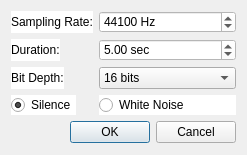
The window that Graphic_Interface/UI_Files/new_file_dialog.ui (ECMora/SoundLab) describes before a commit, drawn with Qt 5.
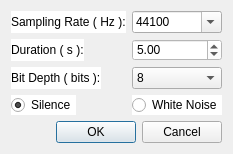
The same window after the commit.

The edit to the form file:
```diff
--- a/Graphic_Interface/UI_Files/new_file_dialog.ui
+++ b/Graphic_Interface/UI_Files/new_file_dialog.ui
@@ -6,50 +6,106 @@
    <rect>
     <x>0</x>
     <y>0</y>
-    <width>247</width>
-    <height>155</height>
+    <width>205</width>
+    <height>142</height>
    </rect>
   </property>
   <property name="windowTitle">
    <string>New</string>
   </property>
   <layout class="QFormLayout" name="formLayout">
-   <item row="1" column="1">
-    <widget class="QSpinBox" name="sbxSamplingRate">
+   <item row="0" column="0">
+    <widget class="QLabel" name="label">
      <property name="styleSheet">
       <string notr="true">background-color: rgb(255, 255, 255);</string>
      </property>
-     <property name="suffix">
-      <string> Hz</string>
+     <property name="text">
+      <string>Sampling Rate ( Hz ):</string>
      </property>
-     <property name="minimum">
+    </widget>
+   </item>
+   <item row="0" column="1">
+    <widget class="QComboBox" name="sbxSamplingRate">
+     <property name="editable">
+      <bool>true</bool>
+     </property>
+     <property name="currentIndex">
       <number>1</number>
      </property>
-     <property name="maximum">
-      <number>1000000000</number>
-     </property>
-     <property name="value">
-      <number>44100</number>
-     </property>
+     <item>
+      <property name="text">
+       <string>22050</string>
+      </property>
+     </item>
+     <item>
+      <property name="text">
+       <string>44100</string>
+      </property>
+     </item>
+     <item>
+      <property name="text">
+       <string>24000</string>
+      </property>
+     </item>
+     <item>
+      <property name="text">
+       <string>32000</string>
+      </property>
+     </item>
+     <item>
+      <property name="text">
+       <string>96000</string>
+      </property>
+     </item>
+     <item>
+      <property name="text">
+       <string>100000</string>
+      </property>
+     </item>
+     <item>
+      <property name="text">
+       <string>125000</string>
+      </property>
+     </item>
+     <item>
+      <property name="text">
+       <string>150000</string>
+      </property>
+     </item>
+     <item>
+      <property name="text">
+       <string>192000</string>
+      </property>
+     </item>
+     <item>
+      <property name="text">
+       <string>200000</string>
+      </property>
+     </item>
+     <item>
+      <property name="text">
+       <string>250000</string>
+      </property>
+     </item>
     </widget>
    </item>
-   <item row="2" column="0">
+   <item row="1" column="0">
     <widget class="QLabel" name="label_2">
      <property name="styleSheet">
       <string notr="true">background-color: rgb(255, 255, 255);</string>
      </property>
      <property name="text">
-      <string>Duration:</string>
+      <string>Duration ( s ):</string>
      </property>
     </widget>
    </item>
-   <item row="2" column="1">
+   <item row="1" column="1">
     <widget class="QDoubleSpinBox" name="dsbxDuration">
      <property name="styleSheet">
       <string notr="true">background-color: rgb(255, 255, 255);</string>
      </property>
      <property name="suffix">
-      <string> sec</string>
+      <string/>
      </property>
      <property name="maximum">
       <double>3600.000000000000000</double>
@@ -59,27 +115,37 @@
      </property>
     </widget>
    </item>
-   <item row="1" column="0">
-    <widget class="QLabel" name="label">
-     <property name="styleSheet">
-      <string notr="true">background-color: rgb(255, 255, 255);</string>
-     </property>
-     <property name="text">
-      <string>Sampling Rate:</string>
-     </property>
-    </widget>
-   </item>
-   <item row="3" column="0">
+   <item row="2" column="0">
     <widget class="QLabel" name="label_3">
      <property name="styleSheet">
       <string notr="true">background-color: rgb(255, 255, 255);</string>
      </property>
      <property name="text">
-      <string>Bit Depth:</string>
+      <string>Bit Depth ( bits ):</string>
      </property>
     </widget>
    </item>
-   <item row="4" column="0">
+   <item row="2" column="1">
+    <widget class="QComboBox" name="cbxBitDepth">
+     <property name="editable">
+      <bool>false</bool>
+     </property>
+     <property name="currentIndex">
+      <number>0</number>
+     </property>
+     <item>
+      <property name="text">
+       <string>8</string>
+      </property>
+     </item>
+     <item>
+      <property name="text">
+       <string>16</string>
+      </property>
+     </item>
+    </widget>
+   </item>
+   <item row="3" column="0">
     <widget class="QRadioButton" name="rbtnSilence">
      <property name="styleSheet">
       <string notr="true">background-color: rgb(255, 255, 255);</string>
@@ -92,7 +158,7 @@
      </property>
     </widget>
    </item>
-   <item row="4" column="1">
+   <item row="3" column="1">
     <widget class="QRadioButton" name="rbtnWhiteNoise">
      <property name="styleSheet">
       <string notr="true">background-color: rgb(255, 255, 255);</string>
@@ -102,7 +168,7 @@
      </property>
     </widget>
    </item>
-   <item row="6" column="0" colspan="2">
+   <item row="4" column="0" colspan="2">
     <widget class="QDialogButtonBox" name="buttonBox">
      <property name="orientation">
       <enum>Qt::Horizontal</enum>
@@ -110,33 +176,9 @@
      <property name="standardButtons">
       <set>QDialogButtonBox::Cancel|QDialogButtonBox::Ok</set>
      </property>
-    </widget>
-   </item>
-   <item row="3" column="1">
-    <widget class="QComboBox" name="cbxBitDepth">
-     <property name="currentIndex">
-      <number>1</number>
+     <property name="centerButtons">
+      <bool>false</bool>
      </property>
-     <item>
-      <property name="text">
-       <string>8 bits</string>
-      </property>
-     </item>
-     <item>
-      <property name="text">
-       <string>16 bits</string>
-      </property>
-     </item>
-     <item>
-      <property name="text">
-       <string>32 bits</string>
-      </property>
-     </item>
-     <item>
-      <property name="text">
-       <string>64 bits</string>
-      </property>
-     </item>
     </widget>
    </item>
   </layout>
```
